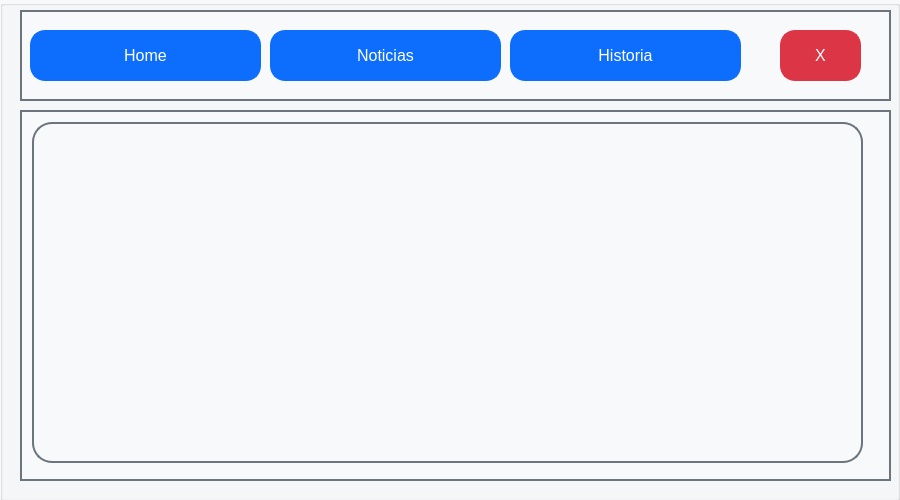
Old version of the form interface.ui in the repository XlouPx/App_futebol.
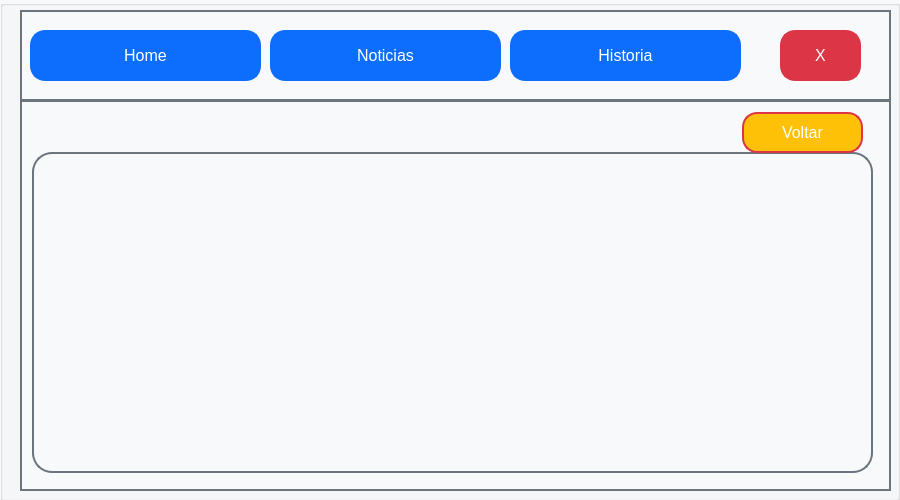
New version of the form. The open tabs and pages were chosen to show the change. Icons and pictures are not drawn.

Commit message: add def noticiafull

What changed in the file:
```diff
--- a/interface.ui
+++ b/interface.ui
@@ -128,9 +128,9 @@
      <property name="geometry">
       <rect>
        <x>20</x>
-       <y>110</y>
+       <y>100</y>
        <width>871</width>
-       <height>371</height>
+       <height>391</height>
       </rect>
      </property>
      <property name="font">
@@ -231,9 +231,9 @@
        <property name="geometry">
         <rect>
          <x>0</x>
-         <y>0</y>
-         <width>831</width>
-         <height>341</height>
+         <y>40</y>
+         <width>841</width>
+         <height>321</height>
         </rect>
        </property>
        <property name="toolTipDuration">
@@ -257,6 +257,56 @@
 &lt;p style=&quot;-qt-paragraph-type:empty; margin-top:0px; margin-bottom:0px; margin-left:0px; margin-right:0px; -qt-block-indent:0; text-indent:0px;&quot;&gt;&lt;br /&gt;&lt;/p&gt;&lt;/body&gt;&lt;/html&gt;</string>
        </property>
       </widget>
+      <widget class="QPushButton" name="btnVoltar">
+       <property name="geometry">
+        <rect>
+         <x>710</x>
+         <y>0</y>
+         <width>121</width>
+         <height>41</height>
+        </rect>
+       </property>
+       <property name="font">
+        <font>
+         <pointsize>14</pointsize>
+        </font>
+       </property>
+       <property name="toolTipDuration">
+        <number>14</number>
+       </property>
+       <property name="styleSheet">
+        <string notr="true">QPushButton {
+    background-color:  #ffc107;
+    color: white;
+    border: 2px solid #dc3545;
+    border-radius: 15px;
+    padding: 10px 20px;
+    font-size: 16px;
+    margin-top: 0px;
+}
+
+QPushButton:hover {
+    background-color: #c82333;
+}
+
+QPushButton:pressed {
+    background-color: #bd2130;
+}
+</string>
+       </property>
+       <property name="text">
+        <string>Voltar</string>
+       </property>
+       <property name="iconSize">
+        <size>
+         <width>50</width>
+         <height>50</height>
+        </size>
+       </property>
+       <property name="flat">
+        <bool>false</bool>
+       </property>
+      </widget>
      </widget>
      <widget class="QWidget" name="Noticias">
       <property name="toolTipDuration">
```
Left out of the diff: 6 changed lines with no effect on the pictures. The commit also changes 2 other files.
